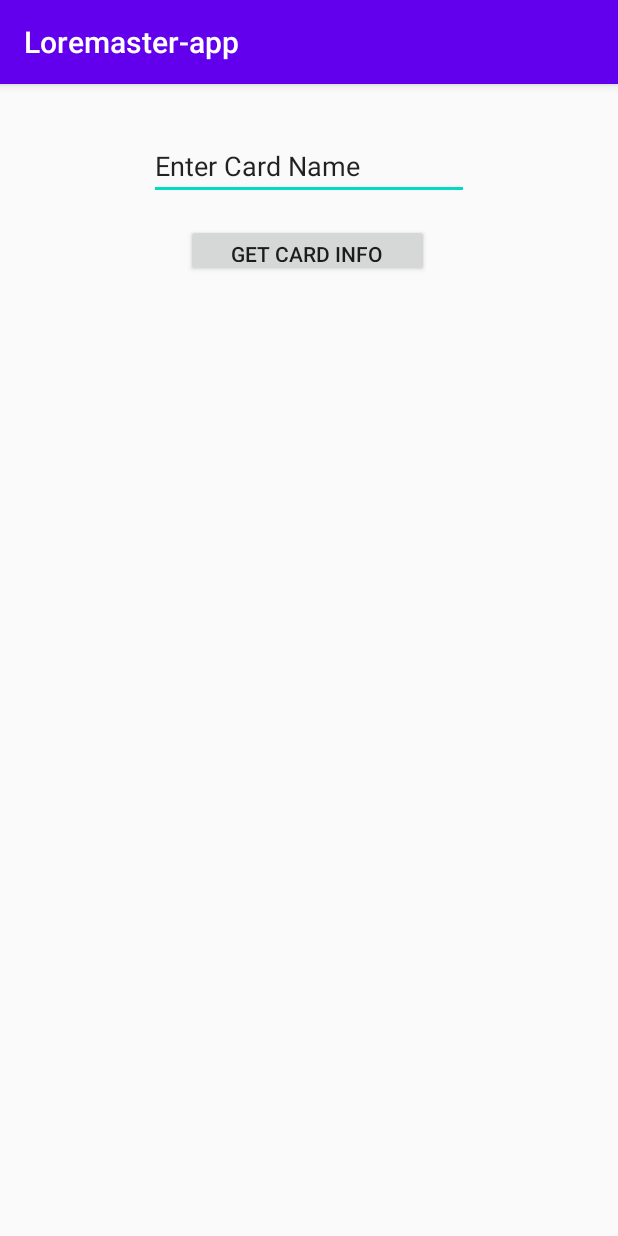
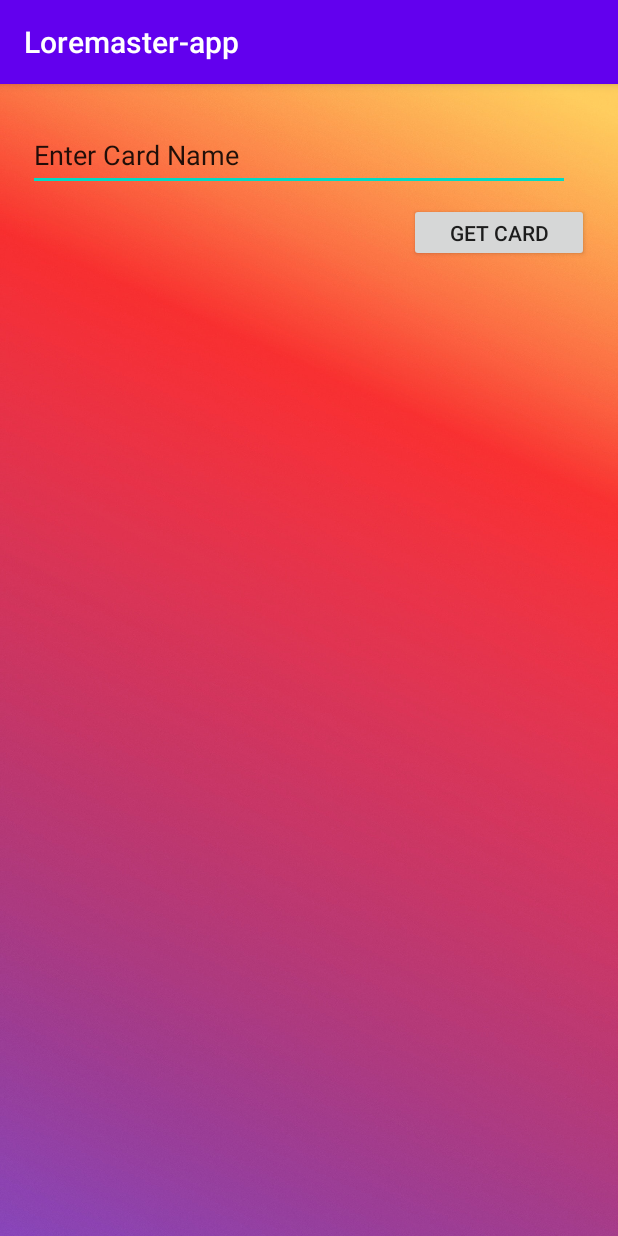
Before and after one commit to cesarxa/Loremaster-app, an Android app: the screen it shows after launch (Card), on a phone screen of 412 x 824 dp. Run offline under Robolectric (Android 15) with nearby library versions, the phone set to English and light mode, and no system bars; our stand-ins replace Picasso; pictures from the network do not load.

Commit message:
added background color and added text info.

```diff
--- a/app/src/main/res/layout/activity_card.xml
+++ b/app/src/main/res/layout/activity_card.xml
@@ -4,40 +4,57 @@
     xmlns:tools="http://schemas.android.com/tools"
     android:layout_width="match_parent"
     android:layout_height="match_parent"
-    tools:context=".Card">
+    tools:context=".Card"
+    android:background="@drawable/red_back">
+
+
 
     <EditText
         android:id="@+id/getCard"
-        android:layout_width="wrap_content"
-        android:layout_height="wrap_content"
-        android:layout_marginTop="32dp"
+        android:layout_width="361dp"
+        android:layout_height="47dp"
+        android:layout_marginStart="16dp"
+        android:layout_marginTop="24dp"
+        android:layout_marginEnd="16dp"
         android:ems="10"
         android:inputType="textPersonName"
         android:text="Enter Card Name"
         app:layout_constraintEnd_toEndOf="parent"
+        app:layout_constraintHorizontal_bias="0.154"
         app:layout_constraintStart_toStartOf="parent"
         app:layout_constraintTop_toTopOf="parent" />
 
     <Button
         android:id="@+id/butGetCard"
-        android:layout_width="162dp"
-        android:layout_height="35dp"
-        android:layout_marginTop="16dp"
+        android:layout_width="120dp"
+        android:layout_height="39dp"
+        android:layout_marginStart="32dp"
+        android:layout_marginTop="8dp"
         android:onClick="getCardInfo"
         android:text="Get Card Info"
         app:layout_constraintEnd_toEndOf="parent"
-        app:layout_constraintHorizontal_bias="0.497"
+        app:layout_constraintHorizontal_bias="0.925"
         app:layout_constraintStart_toStartOf="parent"
         app:layout_constraintTop_toBottomOf="@+id/getCard" />
 
     <ImageView
         android:id="@+id/image_View"
-        android:layout_width="250dp"
-        android:layout_height="350dp"
-        android:layout_marginStart="80dp"
-        android:layout_marginTop="60dp"
+        android:layout_width="300dp"
+        android:layout_height="375dp"
+        android:layout_marginTop="16dp"
+        app:layout_constraintEnd_toEndOf="parent"
         app:layout_constraintStart_toStartOf="parent"
         app:layout_constraintTop_toBottomOf="@+id/butGetCard"
         tools:srcCompat="@tools:sample/avatars" />
 
+    <TextView
+        android:id="@+id/cardInfoView"
+        android:layout_width="300dp"
+        android:layout_height="175dp"
+        android:layout_marginTop="16dp"
+        android:scrollbars="vertical"
+        app:layout_constraintEnd_toEndOf="parent"
+        app:layout_constraintStart_toStartOf="parent"
+        app:layout_constraintTop_toBottomOf="@+id/image_View" />
+
 </androidx.constraintlayout.widget.ConstraintLayout>
```
Also changed, not shown: app/src/main/java/com/example/loremaster_app/Card.java (+19 -3 lines), app/src/main/res/drawable/red_back.jpg (added).
